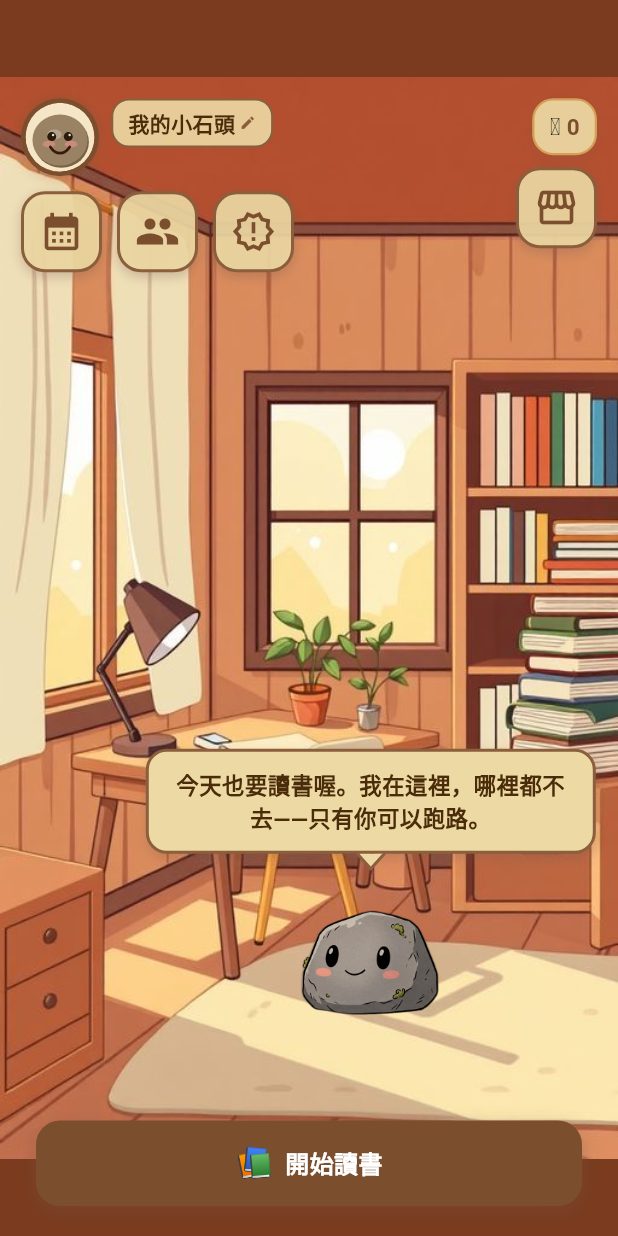
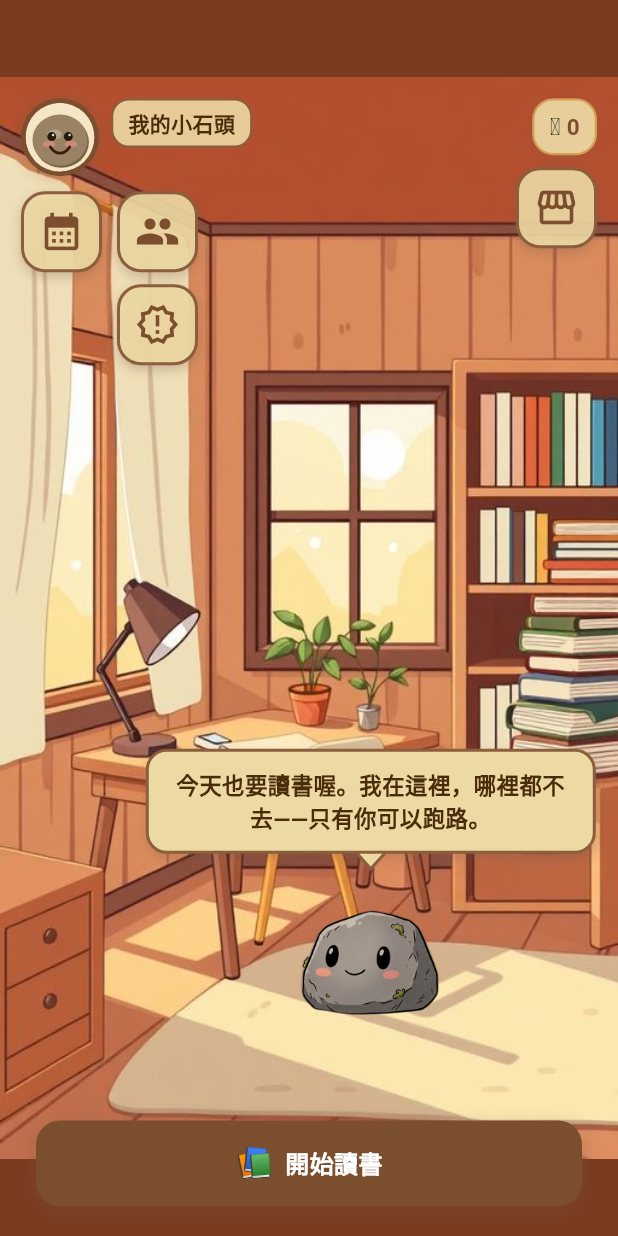
Before and after one commit to aaowobbowocc-ai/focus-stone, a Flutter app: the HomePage screen opened directly, on a phone screen of 412 x 824 dp. Run offline on Flutter 3.47's test engine with Material 3 defaults, Android fonts, the phone set to English and light mode, and no system bars; our stand-ins replace cloud_firestore, firebase_auth, firebase_core, fl_chart, shared_preferences; missing offline and left inert: dart:html, dart:js, dart:js_util; accounts and stored records are empty; statements that could not run were skipped.

Commit message:
UI tweaks: vertical buttons, remove edit icon, 90min fail timer

```diff
--- a/lib/home_page.dart
+++ b/lib/home_page.dart
@@ -376,7 +376,7 @@ class _HomePageState extends State<HomePage>
     if (!_isStudying) return;
     if (state == AppLifecycleState.paused ||
         state == AppLifecycleState.hidden) {
-      _graceTimer ??= Timer(const Duration(seconds: 15), () {
+      _graceTimer ??= Timer(const Duration(minutes: 90), () {
         if (_isStudying && mounted) _failStudy();
       });
     }
@@ -881,10 +881,7 @@ class _HomePageState extends State<HomePage>
                           borderRadius: BorderRadius.circular(12),
                           border: Border.all(color: const Color(0xFF8B5E3C), width: 1.5),
                         ),
-                        child: Row(
-                          mainAxisSize: MainAxisSize.min,
-                          children: [
-                            Text(
+                        child: Text(
                           _rockName.isEmpty ? '我的小石頭' : _rockName,
                           style: const TextStyle(
                             fontSize: 14,
@@ -892,31 +889,32 @@ class _HomePageState extends State<HomePage>
                             color: Color(0xFF4A2C0A),
                           ),
                         ),
-                            const SizedBox(width: 3),
-                            const Icon(Icons.edit, size: 11, color: Color(0xFF8B5E3C)),
-                          ],
-                        ),
                       ),
                     ),
                   ],
                 ),
                 const SizedBox(height: 10),
-                // 日曆 + 好友 + 更新日誌按鈕
+                // 日曆（橫）；好友 + 更新日誌（直）
                 Row(
+                  crossAxisAlignment: CrossAxisAlignment.start,
                   children: [
                     _TopButton(
                       icon: Icons.calendar_month,
                       onTap: () => Navigator.push(context, MaterialPageRoute(builder: (_) => const HistoryPage())),
                     ),
                     const SizedBox(width: 10),
+                    Column(
+                      children: [
                         _TopButton(
                           icon: Icons.people,
                           onTap: () => Navigator.push(context, MaterialPageRoute(builder: (_) => const FriendsPage())),
                         ),
-                    const SizedBox(width: 10),
+                        const SizedBox(height: 8),
                         _TopButton(
                           icon: Icons.new_releases_outlined,
                           onTap: () => ChangelogPage.show(context),
+                        ),
+                      ],
                     ),
                   ],
                 ),
```
Also changed, not shown: 2 other files. Lines whose indentation alone changed are shown as unchanged.
